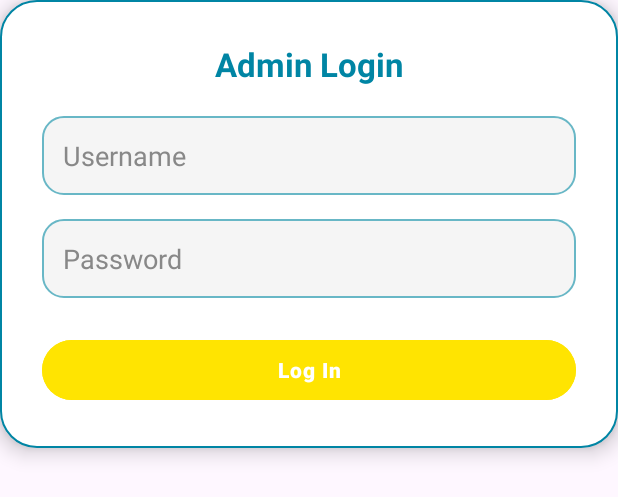
After one commit to AlexaCueto/EtierKOTLIN, an Android app: the layout dialog_login.xml on its own in the app's theme, with its tools: preview values and no code run, on a phone screen of 412 x 824 dp. The commit adds this screen. Shown: the top 497 px of the screen. Run offline under Robolectric (Android 15) with nearby library versions, the phone set to English and light mode, and no system bars.

Commit message:
login mo to mi pa try reference log in btn ko

```diff
--- /dev/null
+++ b/app/src/main/res/drawable/dialog_bg.xml
@@ -0,0 +1,6 @@
+<shape xmlns:android="http://schemas.android.com/apk/res/android"
+    android:shape="rectangle">
+    <solid android:color="#ffffff"/>
+    <corners android:radius="24dp"/>
+    <stroke android:width="1dp" android:color="#0085a4"/>
+</shape>
--- /dev/null
+++ b/app/src/main/res/drawable/edittext_bg.xml
@@ -0,0 +1,6 @@
+<shape xmlns:android="http://schemas.android.com/apk/res/android"
+    android:shape="rectangle">
+    <solid android:color="#f5f5f5"/>
+    <corners android:radius="14dp"/>
+    <stroke android:width="1dp" android:color="#68b7c6"/>
+</shape>
--- a/app/src/main/res/layout/activate_login.xml
+++ b/app/src/main/res/layout/activate_login.xml
@@ -1,6 +1,29 @@
 <?xml version="1.0" encoding="utf-8"?>
-<androidx.constraintlayout.widget.ConstraintLayout xmlns:android="http://schemas.android.com/apk/res/android"
+<androidx.constraintlayout.widget.ConstraintLayout
+    xmlns:android="http://schemas.android.com/apk/res/android"
+    xmlns:app="http://schemas.android.com/apk/res-auto"
+    xmlns:tools="http://schemas.android.com/tools"
     android:layout_width="match_parent"
     android:layout_height="match_parent">
 
+    <ImageView
+        android:id="@+id/imageView2"
+        android:layout_width="190dp"
+        android:layout_height="90dp"
+        app:srcCompat="@drawable/etier_logo_transparent"
+        app:layout_constraintTop_toTopOf="parent"
+        app:layout_constraintStart_toStartOf="parent"
+        app:layout_constraintEnd_toEndOf="parent"
+        android:layout_marginTop="55dp" />
+
+    <Button
+        android:id="@+id/btn_login"
+        android:layout_width="wrap_content"
+        android:layout_height="wrap_content"
+        android:layout_marginTop="116dp"
+        android:text="Log In"
+        app:layout_constraintEnd_toEndOf="parent"
+        app:layout_constraintHorizontal_bias="0.498"
+        app:layout_constraintStart_toStartOf="parent"
+        app:layout_constraintTop_toBottomOf="@+id/imageView2" />
 </androidx.constraintlayout.widget.ConstraintLayout>
--- /dev/null
+++ b/app/src/main/res/layout/dialog_login.xml
@@ -0,0 +1,55 @@
+<?xml version="1.0" encoding="utf-8"?>
+<LinearLayout
+    xmlns:android="http://schemas.android.com/apk/res/android"
+    android:layout_width="match_parent"
+    android:layout_height="wrap_content"
+    android:orientation="vertical"
+    android:background="@drawable/dialog_bg"
+    android:padding="28dp"
+    android:elevation="8dp">
+
+    <TextView
+        android:id="@+id/textViewDialogTitle"
+        android:layout_width="wrap_content"
+        android:layout_height="wrap_content"
+        android:text="Admin Login"
+        android:textColor="#0085a4"
+        android:textSize="22sp"
+        android:textStyle="bold"
+        android:layout_gravity="center_horizontal"
+        android:layout_marginBottom="20dp" />
+
+    <EditText
+        android:id="@+id/editUsername"
+        android:layout_width="match_parent"
+        android:layout_height="wrap_content"
+        android:hint="Username"
+        android:background="@drawable/edittext_bg"
+        android:padding="14dp"
+        android:textColor="#000000"
+        android:textColorHint="#888888"
+        android:layout_marginBottom="16dp"/>
+
+    <EditText
+        android:id="@+id/editPassword"
+        android:layout_width="match_parent"
+        android:layout_height="wrap_content"
+        android:hint="Password"
+        android:inputType="textPassword"
+        android:background="@drawable/edittext_bg"
+        android:padding="14dp"
+        android:textColor="#000000"
+        android:textColorHint="#888888"
+        android:layout_marginBottom="24dp"/>
+
+    <Button
+        android:id="@+id/btnLogin"
+        android:layout_width="match_parent"
+        android:layout_height="wrap_content"
+        android:text="Log In"
+        android:backgroundTint="#ffe401"
+        android:textColor="#FFFFFF"
+        android:textStyle="bold"
+        android:letterSpacing="0.05"
+        android:elevation="2dp"/>
+</LinearLayout>
```
Also changed, not shown: app/src/main/res/drawable/etier_logo_transparent.png (added).
